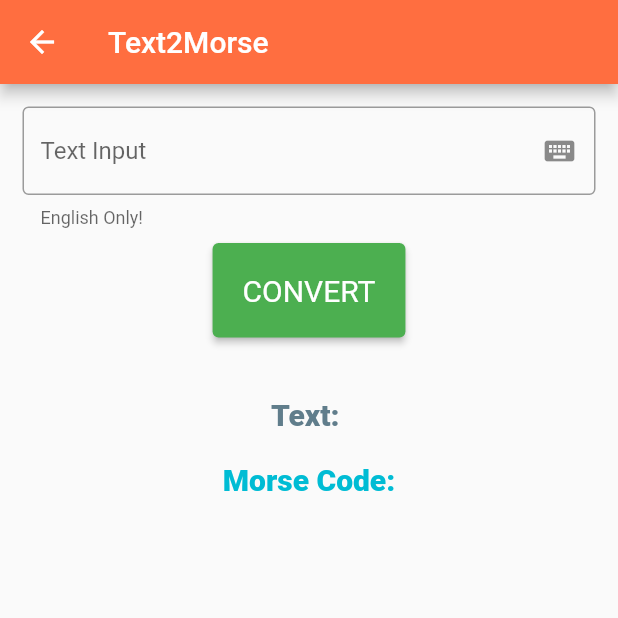
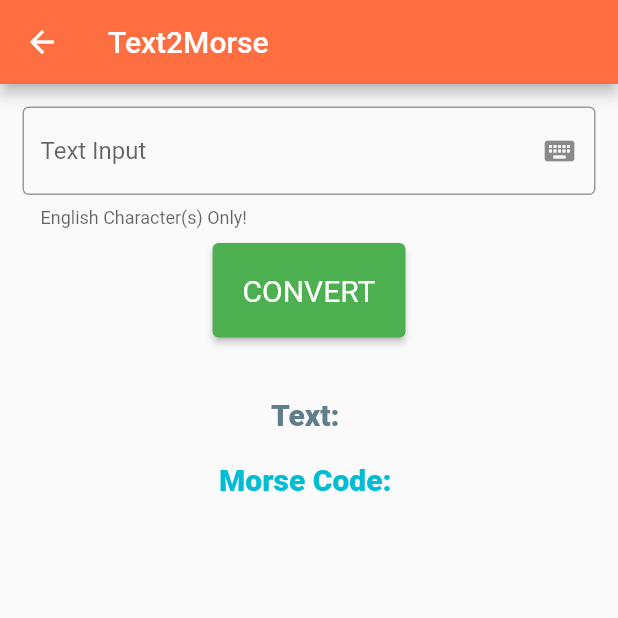
Before and after one commit to Skye023/Morse_Me, a Flutter app: the Text2Morse screen opened directly, after a tap on "CONVERT", on a phone screen of 412 x 824 dp, the top half of it. Run offline on Flutter 3.47's test engine with Material 2 defaults, Android fonts, the phone set to English and light mode, and no system bars.

Commit message:
Update Code

```diff
--- a/morse_me_v2/lib/converter.dart
+++ b/morse_me_v2/lib/converter.dart
@@ -1,6 +1,30 @@
 import 'dart:developer';
 
 import 'package:flutter/material.dart';
+
+List<String> MorseCode = [];
+String a = '';
+String b = '';
+String _result = '';
+
+void M2T() {
+  log(a);
+  _result = '';
+}
+
+void T2M() {
+  log(b);
+  _result = '';
+  a = a.toLowerCase();
+  log(b);
+  for (int i = 0; i < b.length; i++) {
+    if (b[i] == ' ') {
+      _result += '';
+    } else {
+      _result += MorseCode[(b[i] as int) - ('a' as int)];
+    }
+  }
+}
 
 class Morse2Text extends StatefulWidget {
   const Morse2Text({Key? key}) : super(key: key);
@@ -8,8 +32,6 @@ class Morse2Text extends StatefulWidget {
   @override
   _Morse2Text createState() => _Morse2Text();
 }
-
-String a = '';
 
 class _Morse2Text extends State<Morse2Text> {
   @override
@@ -22,6 +44,8 @@ class _Morse2Text extends State<Morse2Text> {
         a += '_';
       } else if (i == 2) {
         a = a.substring(0, a.length - 1);
+      } else if (i == 3) {
+        M2T();
       } else {
         log('error');
       }
@@ -167,7 +191,7 @@ class _Text2Morse extends State<Text2Morse> {
                   decoration: const InputDecoration(
                       suffixIcon: Icon(Icons.keyboard),
                       hintText: 'Text Input',
-                      helperText: 'English Only!',
+                      helperText: 'English Character(s) Only!',
                       border: OutlineInputBorder()),
                 ),
                 const SizedBox(
@@ -175,7 +199,7 @@ class _Text2Morse extends State<Text2Morse> {
                 ),
                 ElevatedButton(
                     onPressed: () {
-                      a = _controller.text;
+                      b = _controller.text;
                       T2M();
                       setState(() {});
                     },
@@ -184,9 +208,9 @@ class _Text2Morse extends State<Text2Morse> {
                 const SizedBox(
                   height: 40,
                 ),
-                const Text(
-                  'Text: ',
-                  style: TextStyle(
+                Text(
+                  'Text: ' + b,
+                  style: const TextStyle(
                       fontWeight: FontWeight.w900,
                       fontSize: 20.0,
                       color: Colors.blueGrey),
@@ -194,9 +218,9 @@ class _Text2Morse extends State<Text2Morse> {
                 const SizedBox(
                   height: 20,
                 ),
-                const Text(
-                  'Morse Code:',
-                  style: TextStyle(
+                Text(
+                  'Morse Code: ' + _result,
+                  style: const TextStyle(
                       fontWeight: FontWeight.w900,
                       fontSize: 20.0,
                       color: Colors.cyan),
@@ -216,10 +240,6 @@ class _Text2Morse extends State<Text2Morse> {
   }
 }
 
-void T2M() {
-  print(a);
-}
-
 class ErrorPage extends StatelessWidget {
   const ErrorPage({Key? key}) : super(key: key);
 
--- a/morse_me_v2/lib/main.dart
+++ b/morse_me_v2/lib/main.dart
@@ -54,7 +54,6 @@ class _MyStatefulWidgetState extends State<MyStatefulWidget> {
       itemBuilder: (BuildContext context, int index) {
         return GestureDetector(
           onTap: () {
-            log('index: ' + index.toString());
             if (index == 0) {
               Navigator.push(context,
                   MaterialPageRoute(builder: (context) => const Morse2Text()));
```
